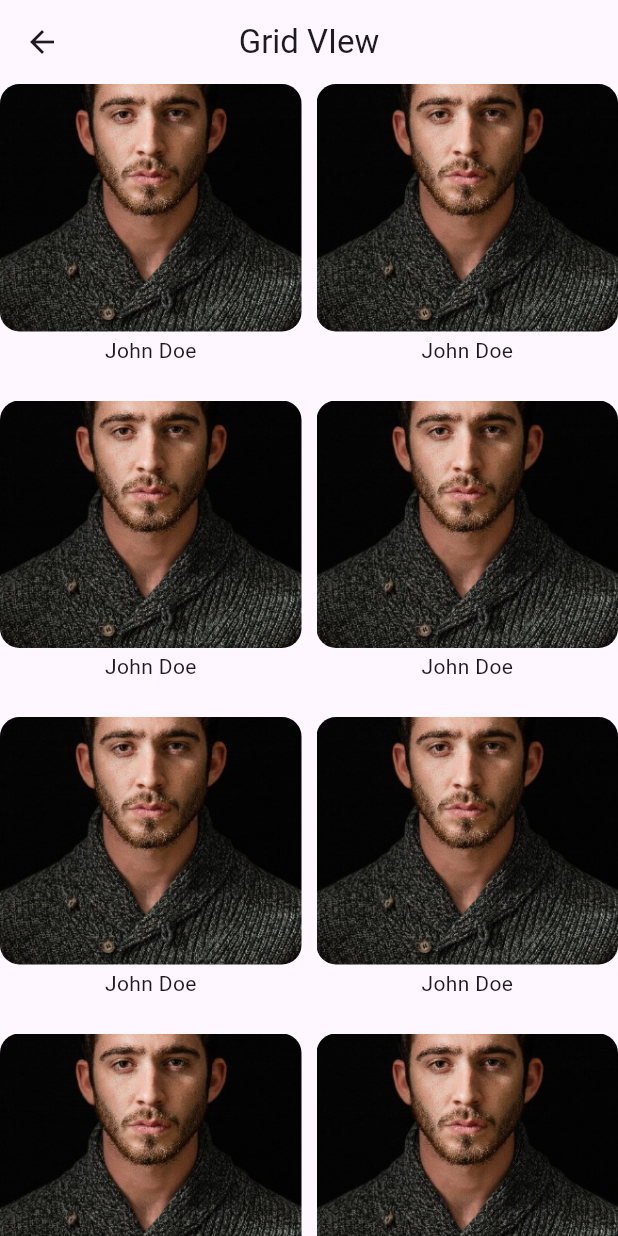
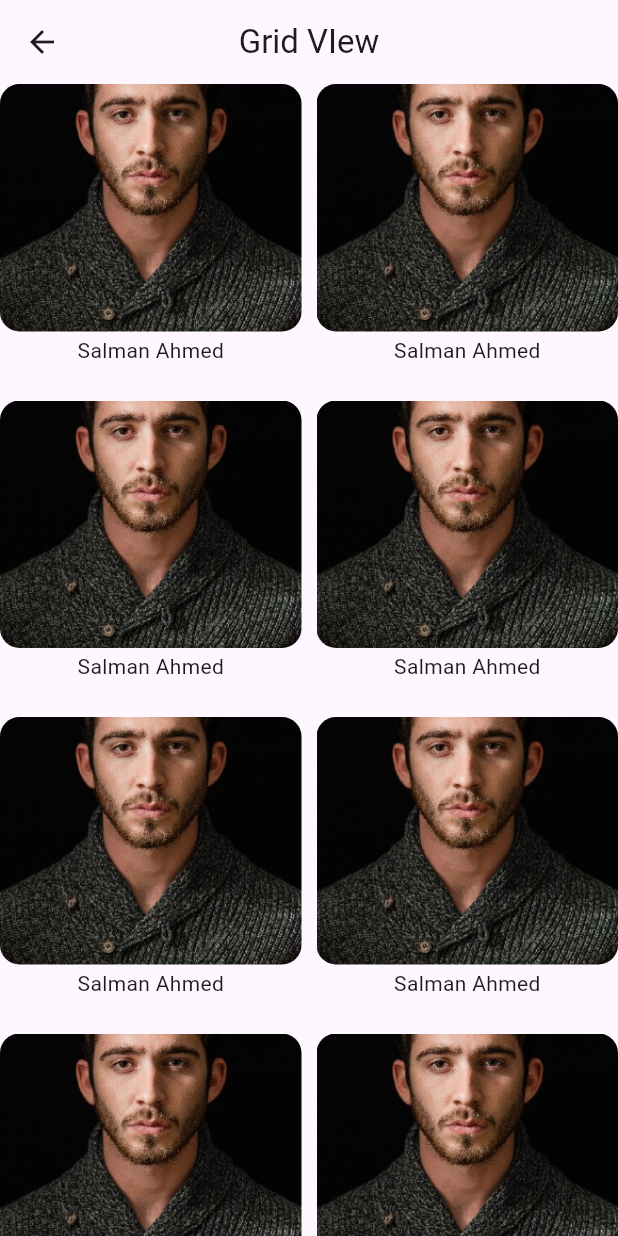
Before and after one commit to Salmanakha/Task_2, a Flutter app: the GridPage screen opened directly, on a phone screen of 412 x 824 dp. Run offline on Flutter 3.47's test engine with Material 3 defaults, Android fonts, the phone set to English and light mode, and no system bars.

Commit message:
Changed John Doe to My Name

```diff
--- a/lib/gridview1.dart
+++ b/lib/gridview1.dart
@@ -35,7 +35,7 @@ final List images = [
               ),
               SizedBox( height:  2.5,),
 
-              Text("John Doe")
+              Text("Salman Ahmed")
             ],
           );
         },
```
